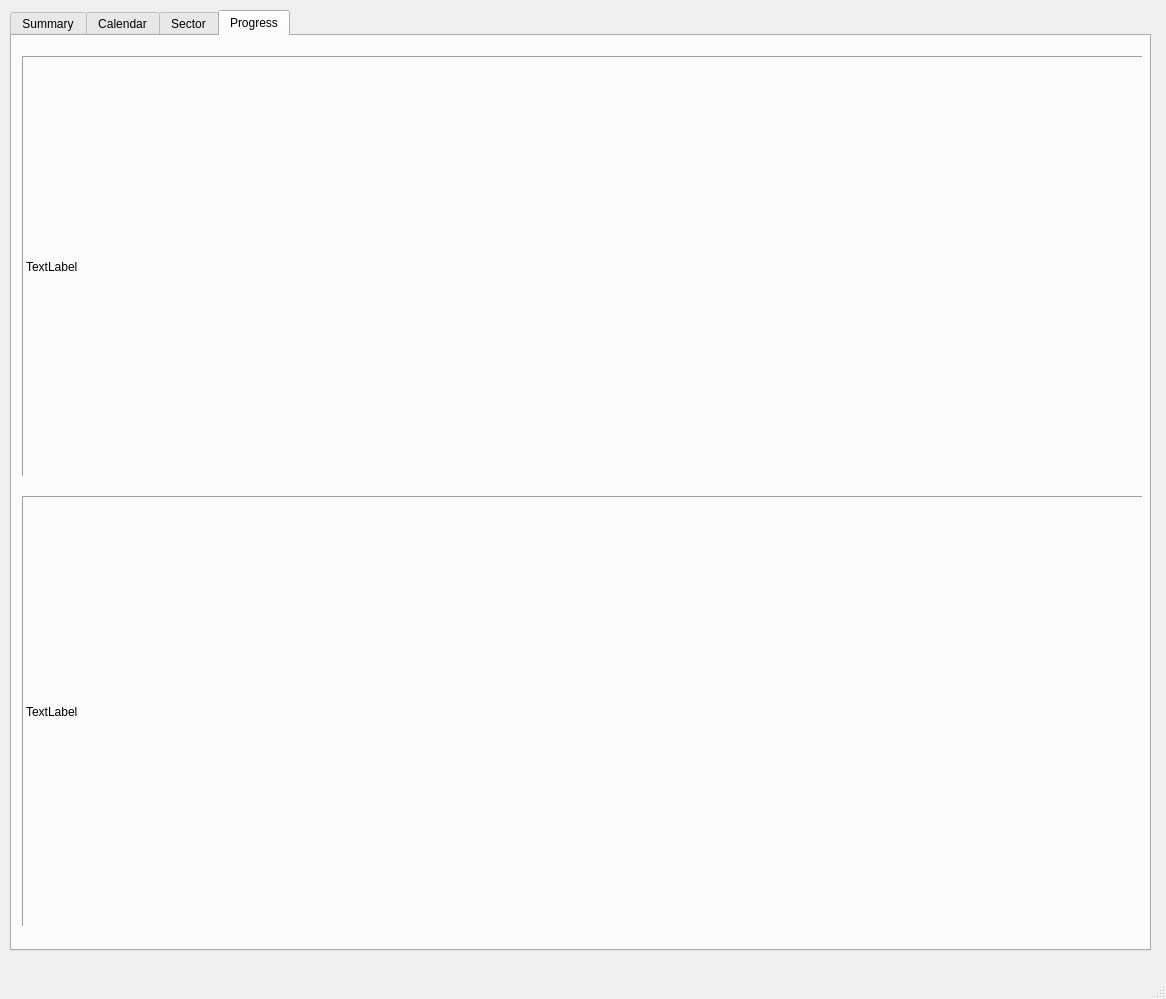
This is d_gui.ui in neeraavi/aidiv as Qt 5 draws it before an edit. The edited form follows.
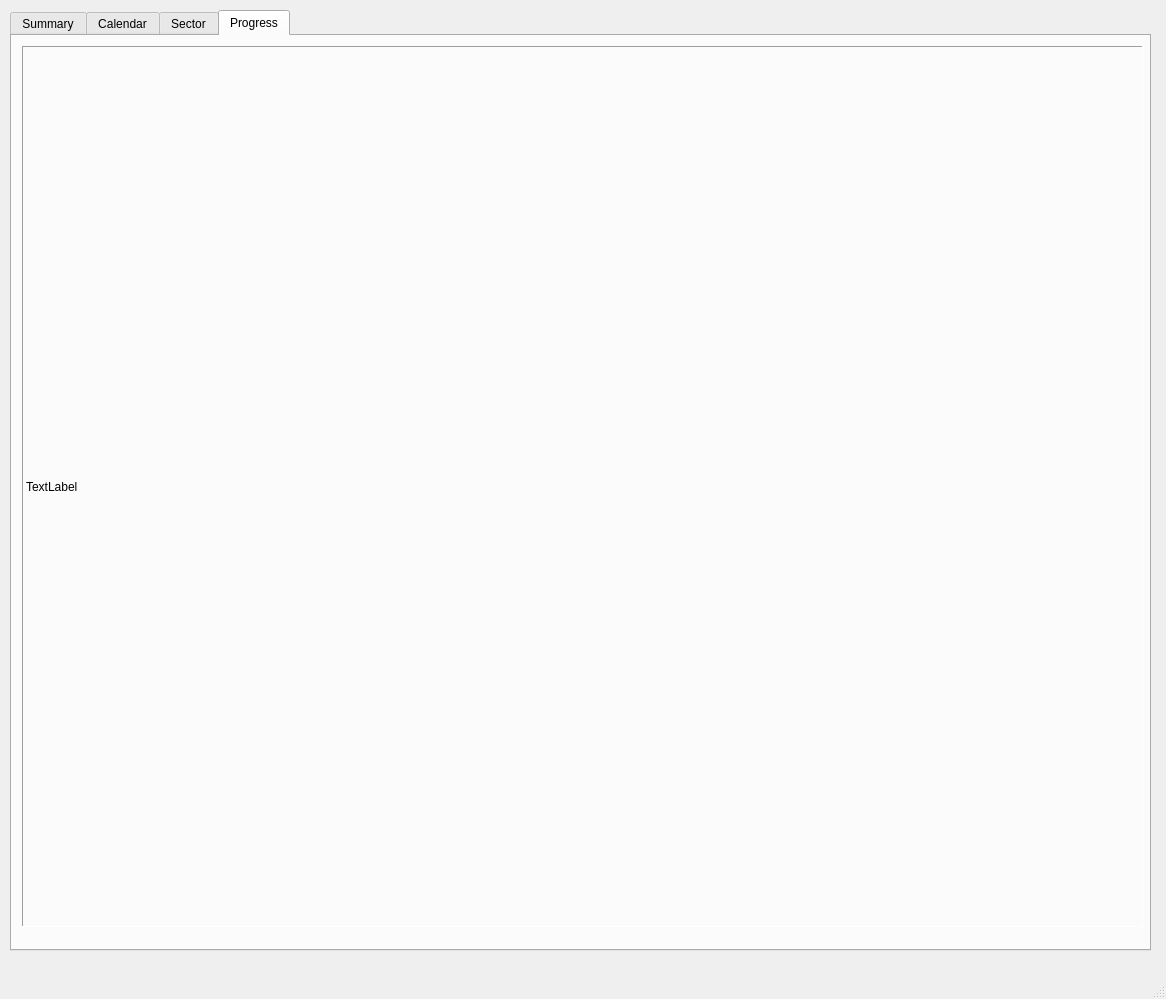
This is the edited form. The open tabs and pages were chosen to show the change.

```diff
--- a/d_gui.ui
+++ b/d_gui.ui
@@ -339,28 +339,9 @@
       <property name="geometry">
        <rect>
         <x>10</x>
-        <y>20</y>
+        <y>10</y>
         <width>1121</width>
-        <height>421</height>
-       </rect>
-      </property>
-      <property name="frameShape">
-       <enum>QFrame::Panel</enum>
-      </property>
-      <property name="frameShadow">
-       <enum>QFrame::Sunken</enum>
-      </property>
-      <property name="text">
-       <string>TextLabel</string>
-      </property>
-     </widget>
-     <widget class="QLabel" name="cumulative_progress">
-      <property name="geometry">
-       <rect>
-        <x>10</x>
-        <y>460</y>
-        <width>1121</width>
-        <height>431</height>
+        <height>881</height>
        </rect>
       </property>
       <property name="frameShape">
```
Left out of the diff: 2 changed lines with no effect on the pictures.
